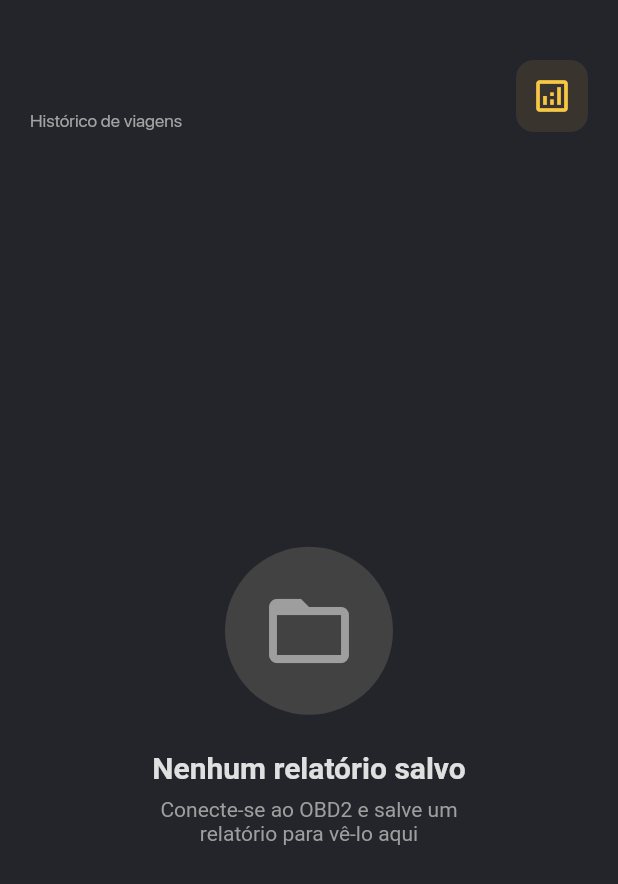
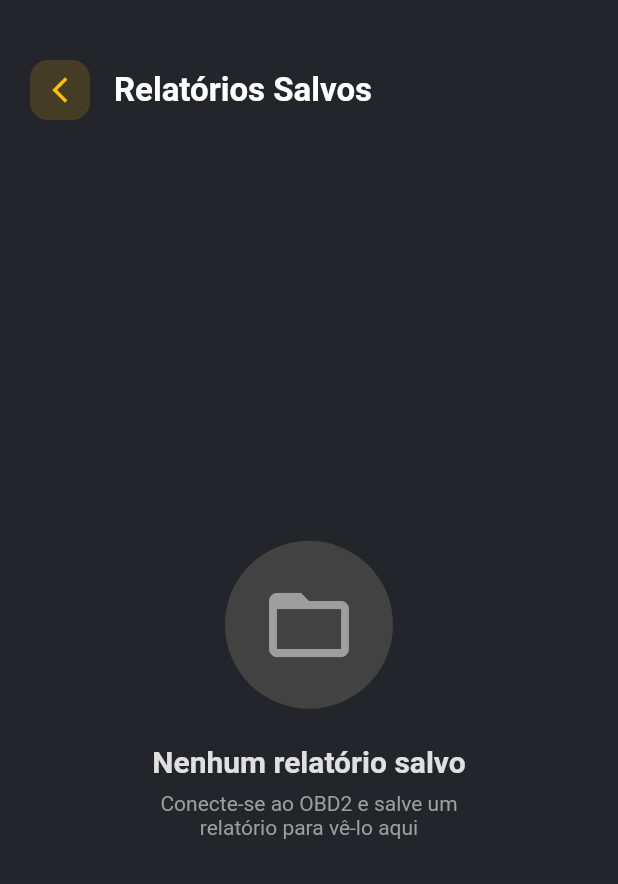
Before and after one commit to sophiafernandesc/voltra-project, a Flutter app: the BookmarkScreenWidget screen opened by its route, on a phone screen of 412 x 824 dp. Shown: the top 884 px of the screen. Run offline on Flutter 3.47's test engine with Material 3 defaults, Android fonts, the phone set to English and light mode, and no system bars; our stand-ins replace auto_size_text, cloud_firestore, expandable, file_picker, firebase_auth, firebase_core and 19 more; missing offline and left inert: json_path, mime_type; accounts and stored records are empty.

Commit message:
Commit final

```diff
--- a/Projeto_Flutter/lib/pages/profile/bookmark_screen/bookmark_screen_widget.dart
+++ b/Projeto_Flutter/lib/pages/profile/bookmark_screen/bookmark_screen_widget.dart
@@ -52,43 +52,33 @@ class _BookmarkScreenWidgetState extends State<BookmarkScreenWidget> {
     return Container(
       padding: const EdgeInsets.symmetric(horizontal: 20, vertical: 16),
       child: Row(
-        mainAxisAlignment: MainAxisAlignment.spaceBetween,
         children: [
-          Column(
-            crossAxisAlignment: CrossAxisAlignment.start,
-            children: [
-              Text(
-                'Relatórios OBD2',
-                style: FlutterFlowTheme.of(context).headlineMedium.override(
-                      fontFamily: 'SF Pro Display',
-                      color: FlutterFlowTheme.of(context).primaryText,
-                      fontSize: 24,
-                      fontWeight: FontWeight.bold,
-                      useGoogleFonts: false,
-                    ),
+          // Botão Voltar
+          GestureDetector(
+            onTap: () => Navigator.of(context).pop(),
+            child: Container(
+              padding: const EdgeInsets.all(10),
+              decoration: BoxDecoration(
+                color: Colors.amber.withValues(alpha: 0.15),
+                borderRadius: BorderRadius.circular(12),
               ),
-              const SizedBox(height: 4),
-              Text(
-                'Histórico de viagens',
-                style: FlutterFlowTheme.of(context).bodyMedium.override(
-                      fontFamily: 'SF Pro Display',
-                      color: FlutterFlowTheme.of(context).secondaryText,
-                      useGoogleFonts: false,
-                    ),
+              child: const Icon(
+                Icons.arrow_back_ios_new,
+                color: Colors.amber,
+                size: 20,
               ),
-            ],
+            ),
           ),
-          Container(
-            padding: const EdgeInsets.all(10),
-            decoration: BoxDecoration(
-              color:
-                  FlutterFlowTheme.of(context).primary.withValues(alpha: 0.1),
-              borderRadius: BorderRadius.circular(12),
-            ),
-            child: Icon(
-              Icons.analytics_outlined,
-              color: FlutterFlowTheme.of(context).primary,
-              size: 28,
+          const SizedBox(width: 16),
+          // Título
+          const Expanded(
+            child: Text(
+              'Relatórios Salvos',
+              style: TextStyle(
+                color: Colors.white,
+                fontSize: 22,
+                fontWeight: FontWeight.bold,
+              ),
             ),
           ),
         ],
```
Also changed, not shown: Projeto_Flutter/pubspec.lock.
